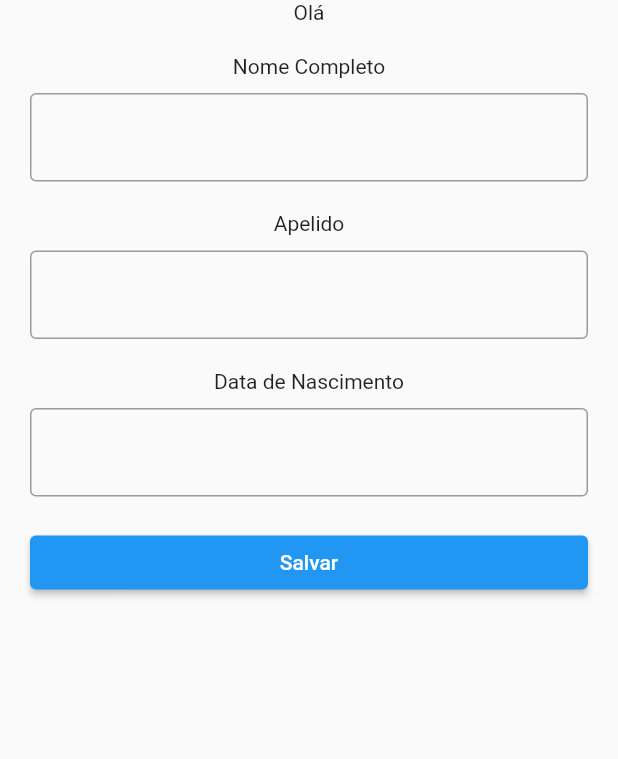
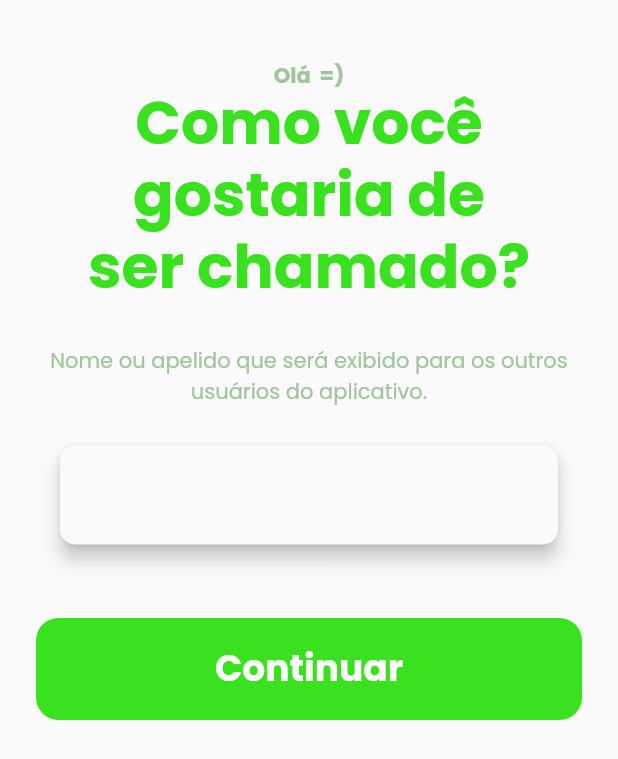
Before and after one commit to joseGiuli/appdalada, a Flutter app: the screen it shows once a user with an empty profile is signed in, on a phone screen of 412 x 824 dp. Shown: the top 759 px of the screen. Run offline on Flutter 3.47's test engine with Material 2 defaults, Android fonts, the light colour scheme and no system bars; our stand-ins replace cloud_firestore, datetime_picker_formfield, firebase_auth, firebase_core, google_fonts; accounts and stored records are empty; network calls fail.

Commit message:
telas de registro das informações do usuarios - v1

```diff
--- a/lib/core/service/auth/auth_firebase_service.dart
+++ b/lib/core/service/auth/auth_firebase_service.dart
@@ -10,6 +10,7 @@ class AuthException implements Exception {
 
 class AuthFirebaseService extends ChangeNotifier {
   FirebaseAuth _auth = FirebaseAuth.instance;
+  FirebaseFirestore firestore = FirebaseFirestore.instance;
   User? usuario;
   Usuario? user;
   bool isLoading = true;
@@ -26,9 +27,10 @@ class AuthFirebaseService extends ChangeNotifier {
     });
   }
 
-  registrar(String email, String senha) async {
+  registrar(String email, String senha, String nome) async {
     try {
       await _auth.createUserWithEmailAndPassword(email: email, password: senha);
+      await _auth.currentUser!.updateDisplayName(nome);
     } on FirebaseAuthException catch (e) {
       if (e.code == 'weak-password') {
         throw AuthException('A senha é muito fraca!');
--- a/lib/pages/user/user_register.dart
+++ b/lib/pages/user/user_register.dart
@@ -1,9 +1,14 @@
 // ignore_for_file: prefer_const_constructors
 
+import 'package:appdalada/core/app/app_colors.dart';
+import 'package:appdalada/pages/user/user_profile.dart';
 import 'package:cloud_firestore/cloud_firestore.dart';
+import 'package:firebase_auth/firebase_auth.dart';
 import 'package:flutter/material.dart';
+import 'package:google_fonts/google_fonts.dart';
+import 'package:intl/intl.dart';
 import 'package:provider/src/provider.dart';
-
+import 'package:datetime_picker_formfield/datetime_picker_formfield.dart';
 import 'package:appdalada/core/models/usuario.dart';
 import 'package:appdalada/core/service/auth/auth_firebase_service.dart';
 
@@ -17,89 +22,135 @@ class UserRegister extends StatefulWidget {
 }
 
 class _UserRegisterState extends State<UserRegister> {
-  final TextEditingController nomeCompleto = TextEditingController();
   final TextEditingController apelido = TextEditingController();
-  final TextEditingController idade = TextEditingController();
-
-  addUser(String nome, String apelido, String idade) {
-    AuthFirebaseService auth =
-        Provider.of<AuthFirebaseService>(context, listen: false);
-    try {
-      CollectionReference users =
-          FirebaseFirestore.instance.collection('users');
-      return users.add({
-        'uid': auth.usuario!.uid,
-        'nome_completo': nome,
-        'apelido': apelido,
-        'idade': idade,
-        'sobre': 'Teste',
-      }).catchError(
-        (error) =>
-            AuthException('Falha ao inserir informações do usuario: $error'),
-      );
-    } on AuthException catch (e) {
-      ScaffoldMessenger.of(context).showSnackBar(SnackBar(
-        content: Text(e.message),
-        backgroundColor: Colors.red[400],
-      ));
-    } finally {
-      ScaffoldMessenger.of(context).showSnackBar(SnackBar(
-        content: Text('Informações do usuario inseridas com sucesso!'),
-        backgroundColor: Colors.green[400],
-      ));
-    }
-  }
+  final format = DateFormat("dd-MM-yyyy");
 
   @override
   Widget build(BuildContext context) {
+    AuthFirebaseService firebase = Provider.of<AuthFirebaseService>(context);
     return Scaffold(
-      body: Column(
+      body: ListView(
         children: [
-          Text('Olá'),
+          SizedBox(height: 40),
+          Center(
+            child: Text(
+              'Olá ${firebase.usuario!.displayName} =)',
+              style: GoogleFonts.poppins(
+                fontSize: 14,
+                color: Color(0xFFA1C69C),
+                fontWeight: FontWeight.bold,
+              ),
+            ),
+          ),
+          Column(
+            children: [
+              Text(
+                'Como você',
+                style: GoogleFonts.poppins(
+                  fontSize: 40,
+                  color: AppColors.principal,
+                  fontWeight: FontWeight.bold,
+                  height: 1.2,
+                ),
+              ),
+              Text(
+                'gostaria de',
+                style: GoogleFonts.poppins(
+                  fontSize: 40,
+                  color: AppColors.principal,
+                  fontWeight: FontWeight.bold,
+                  height: 1.2,
+                ),
+              ),
+              Text(
+                'ser chamado?',
+                style: GoogleFonts.poppins(
+                  fontSize: 40,
+                  color: AppColors.principal,
+                  fontWeight: FontWeight.bold,
+                  height: 1.2,
+                ),
+              ),
+            ],
+          ),
+          SizedBox(height: 25),
+          Column(
+            children: [
+              Text(
+                'Nome ou apelido que será exibido para os outros',
+                style: GoogleFonts.poppins(
+                  fontSize: 14,
+                  color: Color(0xFFA1C69C),
+                ),
+              ),
+              Text(
+                'usuários do aplicativo.',
+                style: GoogleFonts.poppins(
+                  fontSize: 14,
+                  color: Color(0xFFA1C69C),
+                ),
+              ),
+            ],
+          ),
+          SizedBox(height: 25),
           Padding(
-            padding: const EdgeInsets.all(20),
-            child: Column(
-              children: [
-                Text('Nome Completo'),
-                SizedBox(height: 10),
-                TextField(
-                  controller: nomeCompleto,
+            padding: const EdgeInsets.only(left: 40, right: 40),
+            child: Material(
+              borderRadius: BorderRadius.circular(10),
+              elevation: 5,
+              child: Padding(
+                padding: const EdgeInsets.all(8.0),
+                child: TextFormField(
+                  textAlign: TextAlign.center,
+                  controller: apelido,
+                  style: TextStyle(
+                    fontSize: 22,
+                  ),
                   decoration: InputDecoration(
-                    border: OutlineInputBorder(),
+                    border: InputBorder.none,
                   ),
+                  keyboardType: TextInputType.name,
                 ),
-                SizedBox(height: 20),
-                Text('Apelido'),
-                SizedBox(height: 10),
-                TextField(
-                  controller: apelido,
-                  decoration: InputDecoration(
-                    border: OutlineInputBorder(),
-                  ),
+              ),
+            ),
+          ),
+          SizedBox(height: 25),
+          Padding(
+            padding: EdgeInsets.all(24),
+            child: GestureDetector(
+              onTap: () {
+                firebase.firestore
+                    .collection('users')
+                    .doc(firebase.usuario?.uid)
+                    .set({
+                  'apelido': apelido.text,
+                });
+
+                Navigator.push(context,
+                    MaterialPageRoute(builder: (_) => UserProfilePage()));
+              },
+              child: Container(
+                decoration: BoxDecoration(
+                  color: AppColors.principal,
+                  borderRadius: BorderRadius.circular(15),
                 ),
-                SizedBox(height: 20),
-                Text('Data de Nascimento'),
-                SizedBox(height: 10),
-                TextField(
-                  controller: idade,
-                  decoration: InputDecoration(
-                    border: OutlineInputBorder(),
-                  ),
+                child: Row(
+                  mainAxisAlignment: MainAxisAlignment.center,
+                  children: [
+                    Padding(
+                      padding: EdgeInsets.all(16),
+                      child: Text(
+                        'Continuar',
+                        style: GoogleFonts.poppins(
+                          fontSize: 24,
+                          color: Colors.white,
+                          fontWeight: FontWeight.w700,
+                        ),
+                      ),
+                    ),
+                  ],
                 ),
-                SizedBox(height: 20),
-                Container(
-                    width: double.maxFinite,
-                    child: ElevatedButton(
-                      onPressed: () => {
-                        addUser(
-                          nomeCompleto.text,
-                          apelido.text,
-                          idade.text,
-                        )
-                      },
-                      child: Text('Salvar'),
-                    ))
-              ],
+              ),
             ),
           ),
         ],
--- a/pubspec.yaml
+++ b/pubspec.yaml
@@ -39,6 +39,8 @@ dependencies:
   firebase_auth: ^3.2.0
   provider: ^6.0.1
   google_fonts: ^2.1.0
+  intl: ^0.17.0
+  datetime_picker_formfield: ^2.0.0
 
 dev_dependencies:
   flutter_test:
```
Also changed, not shown: lib/core/models/user_profile_model.dart (added, +15 -0 lines), lib/pages/login/login_page.dart (+4 -4 lines), lib/pages/user/user_profile.dart (added, +35 -0 lines), pubspec.lock.
